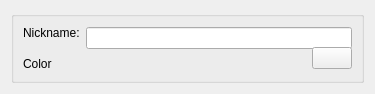
KDE/kte-collaborative, file kobby/dialogs/profilesettingswidget.ui: the form before one commit.
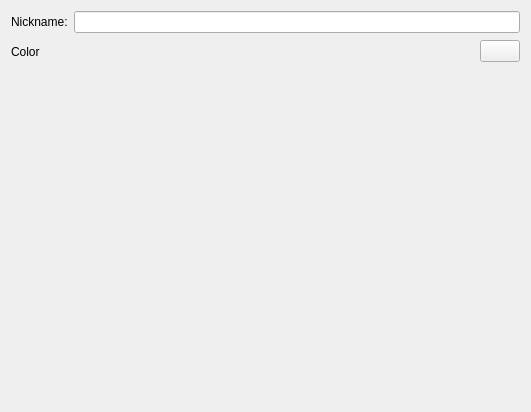
The form after the commit. Custom widgets are drawn as their Qt base class.

The edit to the form file:
```diff
--- a/kobby/dialogs/profilesettingswidget.ui
+++ b/kobby/dialogs/profilesettingswidget.ui
@@ -6,19 +6,13 @@
    <rect>
     <x>0</x>
     <y>0</y>
-    <width>375</width>
-    <height>93</height>
+    <width>531</width>
+    <height>412</height>
    </rect>
   </property>
   <property name="windowTitle">
    <string>Form</string>
   </property>
-  <layout class="QVBoxLayout" name="verticalLayout">
-   <item>
-    <widget class="QGroupBox" name="groupBox">
-     <property name="title">
-      <string/>
-     </property>
      <layout class="QGridLayout" name="gridLayout">
       <item row="0" column="0">
        <widget class="QLabel" name="nicknameLabel">
@@ -27,10 +21,17 @@
         </property>
        </widget>
       </item>
-      <item row="0" column="1" rowspan="2" colspan="2">
+   <item row="0" column="1">
        <widget class="QLineEdit" name="kcfg_NickName"/>
       </item>
-      <item row="1" column="2" rowspan="2">
+   <item row="1" column="0">
+    <widget class="QLabel" name="label_2">
+     <property name="text">
+      <string>Color</string>
+     </property>
+    </widget>
+   </item>
+   <item row="1" column="1">
        <layout class="QHBoxLayout" name="horizontalLayout">
         <item>
          <spacer name="horizontalSpacer">
@@ -50,17 +51,7 @@
         </item>
        </layout>
       </item>
-      <item row="2" column="0">
-       <widget class="QLabel" name="label_2">
-        <property name="text">
-         <string>Color</string>
-        </property>
-       </widget>
-      </item>
-     </layout>
-    </widget>
-   </item>
-   <item>
+   <item row="2" column="1">
     <spacer name="verticalSpacer">
      <property name="orientation">
       <enum>Qt::Vertical</enum>
```
Lines whose indentation alone changed are shown as unchanged.
